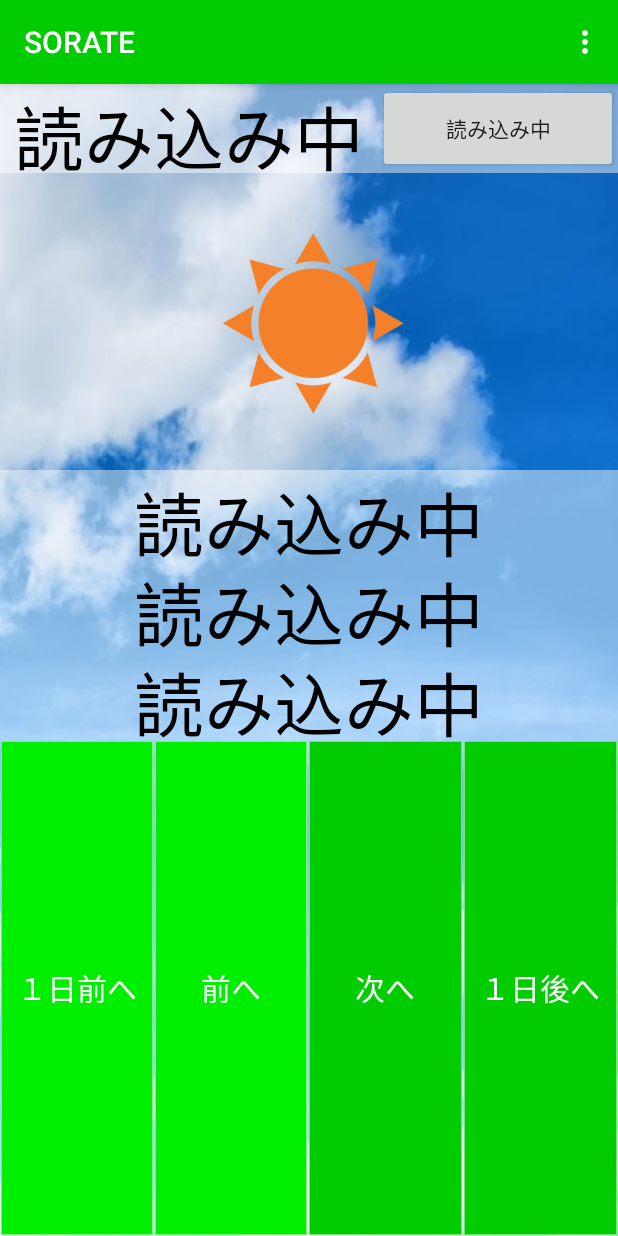
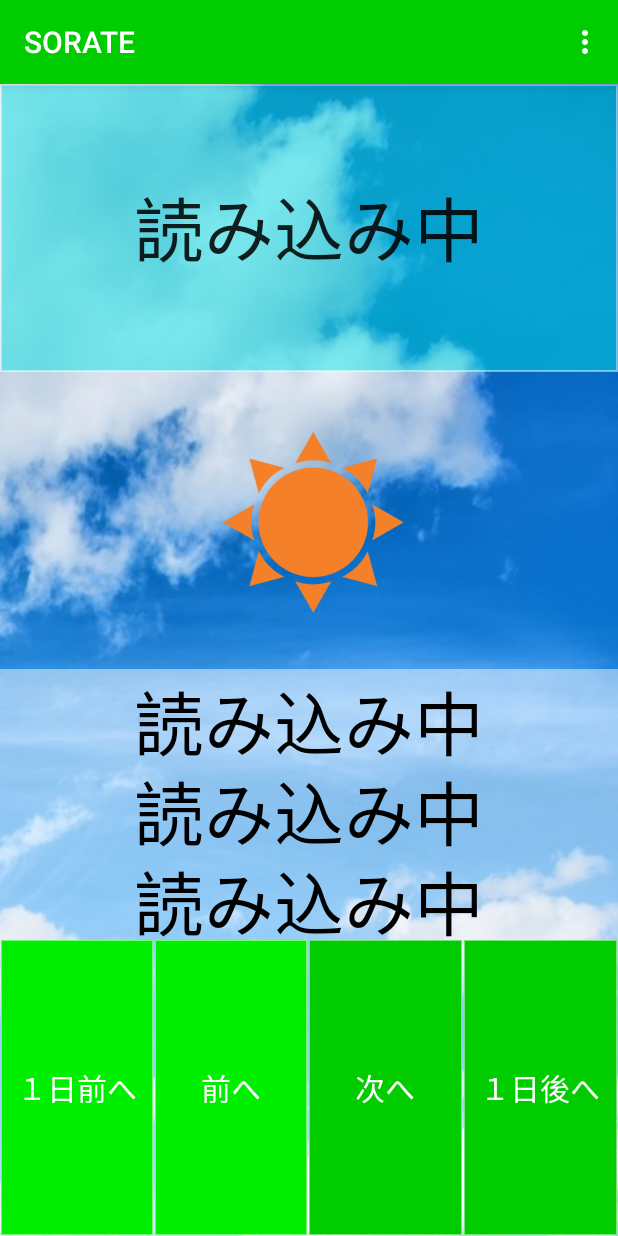
Before and after one commit to x16g027/X16G_A, an Android app: the Weather screen opened directly, with no data from a screen before it, on a phone screen of 412 x 824 dp. Run offline under Robolectric (Android 15) with nearby library versions, the phone set to English and light mode, and no system bars.

Commit message:
１２月１２日　更新

```diff
--- /dev/null
+++ b/app/src/main/res/drawable/prefectures_button.xml
@@ -0,0 +1,67 @@
+<?xml version="1.0" encoding="utf-8"?>
+<selector
+    xmlns:android="http://schemas.android.com/apk/res/android">
+
+    <!-- 押下状態 -->
+    <item android:state_pressed="true"
+        android:state_enabled="true"
+        android:state_focused="false">
+        <layer-list>
+            <item>
+                <shape
+                    xmlns:android="http://schemas.android.com/apk/res/android"
+                    android:shape="rectangle">
+                    <gradient
+                        android:angle="270"
+                        android:startColor="#0A0"
+                        android:endColor="#0A0"
+                        android:type="linear" />
+                    <stroke
+                        android:width="1dip"
+                        android:color="#77ffffff"/>
+                </shape>
+            </item>
+        </layer-list>
+    </item>
+
+    <!-- 無効状態 -->
+    <item
+        android:state_enabled="false">
+        <layer-list>
+            <item>
+                <shape
+                    xmlns:android="http://schemas.android.com/apk/res/android"
+                    android:shape="rectangle">
+                    <gradient
+                        android:angle="270"
+                        android:startColor="#0E0"
+                        android:endColor="#0E0"
+                        android:type="linear" />
+                    <stroke
+                        android:width="1dip"
+                        android:color="#77ffffff"/>
+                </shape>
+            </item>
+        </layer-list>
+    </item>
+
+    <!-- 通常状態 -->
+    <item>
+        <layer-list>
+            <item>
+                <shape
+                    xmlns:android="http://schemas.android.com/apk/res/android"
+                    android:shape="rectangle">
+                    <gradient
+                        android:angle="270"
+                        android:startColor="#7700E6E6"
+                        android:endColor="#7700E6E6"
+                        android:type="linear" />
+                    <stroke
+                        android:width="1dip"
+                        android:color="#77ffffff"/>
+                </shape>
+            </item>
+        </layer-list>
+    </item>
+</selector>
--- a/app/src/main/res/layout/activity_weather.xml
+++ b/app/src/main/res/layout/activity_weather.xml
@@ -13,28 +13,14 @@
         android:layout_height="match_parent"
         android:orientation="vertical">
 
-        <LinearLayout
+        <Button
+            android:id="@+id/ctiybutton"
             android:layout_width="match_parent"
-            android:layout_height="wrap_content"
-            android:background="#77ffffff"
-            android:orientation="horizontal">
-
-            <TextView
-                android:id="@+id/dateT"
-                android:layout_width="252dp"
-                android:layout_height="59dp"
-                android:gravity="center"
-                android:text="読み込み中"
-                android:textColor="@android:color/background_dark"
-                android:textSize="70px" />
-
-            <Button
-                android:id="@+id/ctiybutton"
-                android:layout_width="match_parent"
-                android:layout_height="match_parent"
-                android:layout_weight="1"
-                android:text="読み込み中" />
-        </LinearLayout>
+            android:layout_height="60dp"
+            android:layout_weight="1"
+            android:background="@drawable/prefectures_button"
+            android:text="読み込み中"
+            android:textSize="70px" />
 
         <ImageView
             android:id="@+id/weatherImage"
@@ -43,12 +29,12 @@
             app:srcCompat="@drawable/sunny" />
 
         <TextView
-            android:id="@+id/weather"
+            android:id="@+id/dateT"
             android:layout_width="match_parent"
             android:layout_height="60dp"
-            android:background="#77ffffff"
             android:gravity="center"
             android:text="読み込み中"
+            android:background="#77ffffff"
             android:textColor="@android:color/background_dark"
             android:textSize="70px" />
 
```
